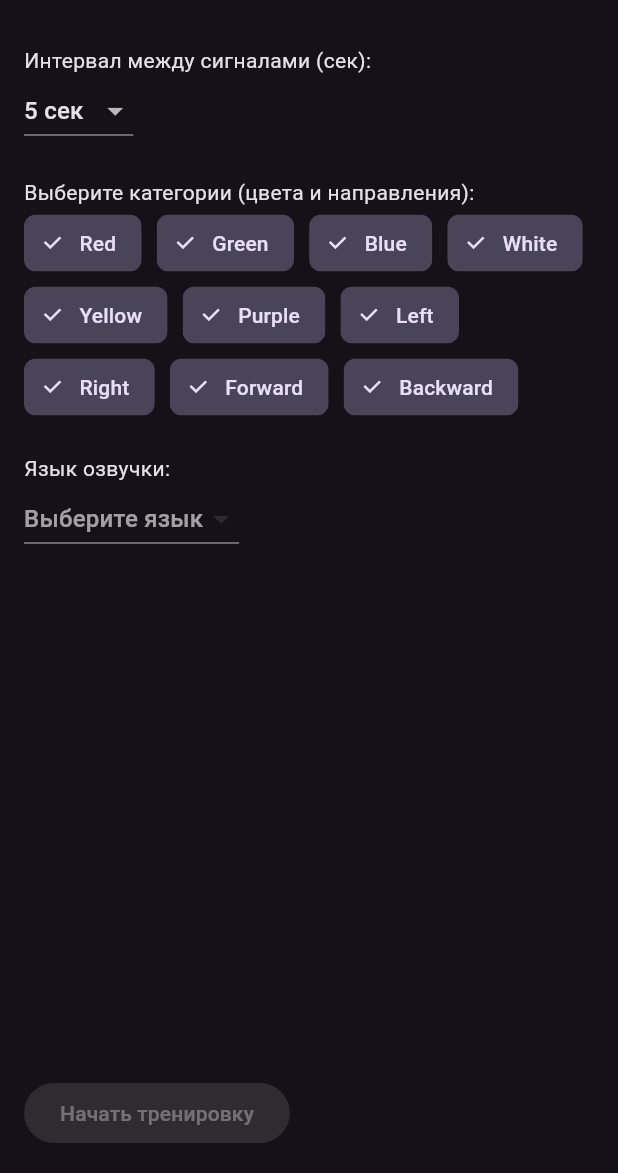
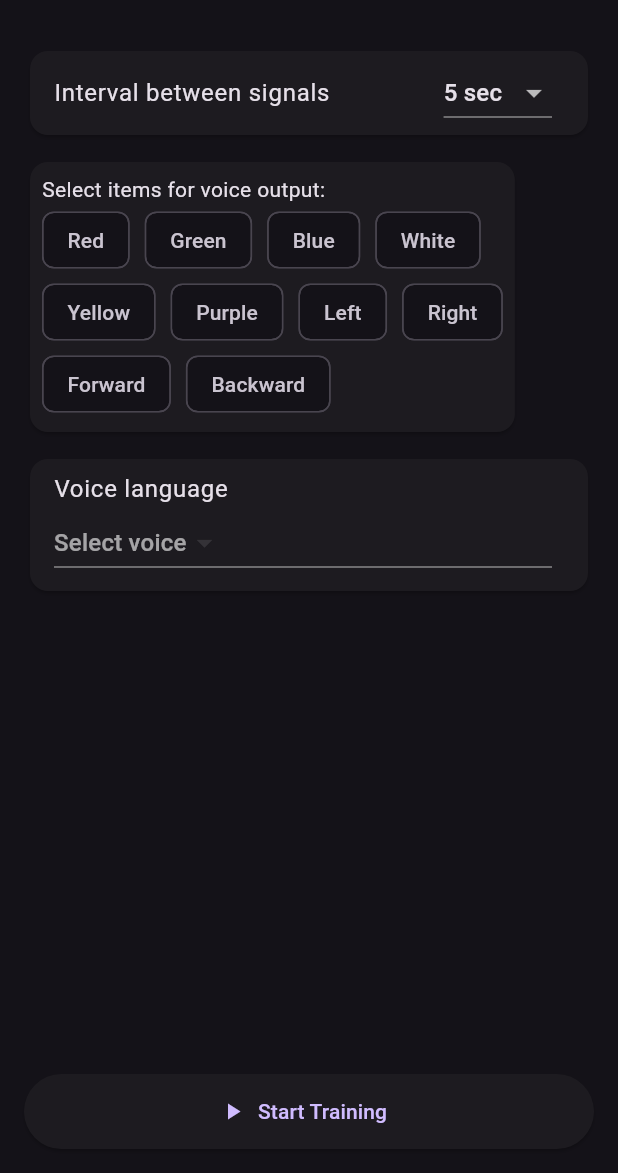
Before and after one commit to took1s/reaction_trainer, a Flutter app: the screen it shows after launch, on a phone screen of 412 x 824 dp, the part 63-1236 px from its top. Run offline on Flutter 3.47's test engine with Material 3 defaults, Android fonts, the phone set to English and light mode, and no system bars; our stand-ins replace flutter_tts.

Commit message:
v 0.1 - Path(interface)

````diff
--- /dev/null
+++ b/lib/l10n/app_en.arb
@@ -0,0 +1,18 @@
+{
+  "selectLanguage": "Select Language",
+  "@selectLanguage": {},
+  "appTitle": "Reaction Trainer",
+  "@appTitle": {},
+  "startTraining": "Start Training",
+  "@startTraining": {},
+  "trainingSettings": "Training Settings",
+  "@trainingSettings": {},
+  "intervalBetweenSignals": "Interval Between Signals",
+  "@intervalBetweenSignals": {},
+  "selectElements": "Select Elements",
+  "@selectElements": {},
+  "voiceAndLanguage": "Voice and Language",
+  "@voiceAndLanguage": {},
+  "finishTraining": "Finish Training",
+  "@finishTraining": {}
+}
--- /dev/null
+++ b/lib/l10n/app_localizations.dart
@@ -0,0 +1,180 @@
+import 'dart:async';
+
+import 'package:flutter/foundation.dart';
+import 'package:flutter/widgets.dart';
+import 'package:flutter_localizations/flutter_localizations.dart';
+import 'package:intl/intl.dart' as intl;
+
+import 'app_localizations_de.dart';
+import 'app_localizations_en.dart';
+import 'app_localizations_ru.dart';
+
+// ignore_for_file: type=lint
+
+/// Callers can lookup localized strings with an instance of AppLocalizations
+/// returned by `AppLocalizations.of(context)`.
+///
+/// Applications need to include `AppLocalizations.delegate()` in their app's
+/// `localizationDelegates` list, and the locales they support in the app's
+/// `supportedLocales` list. For example:
+///
+/// ```dart
+/// import 'l10n/app_localizations.dart';
+///
+/// return MaterialApp(
+///   localizationsDelegates: AppLocalizations.localizationsDelegates,
+///   supportedLocales: AppLocalizations.supportedLocales,
+///   home: MyApplicationHome(),
+/// );
+/// ```
+///
+/// ## Update pubspec.yaml
+///
+/// Please make sure to update your pubspec.yaml to include the following
+/// packages:
+///
+/// ```yaml
+/// dependencies:
+///   # Internationalization support.
+///   flutter_localizations:
+///     sdk: flutter
+///   intl: any # Use the pinned version from flutter_localizations
+///
+///   # Rest of dependencies
+/// ```
+///
+/// ## iOS Applications
+///
+/// iOS applications define key application metadata, including supported
+/// locales, in an Info.plist file that is built into the application bundle.
+/// To configure the locales supported by your app, you’ll need to edit this
+/// file.
+///
+/// First, open your project’s ios/Runner.xcworkspace Xcode workspace file.
+/// Then, in the Project Navigator, open the Info.plist file under the Runner
+/// project’s Runner folder.
+///
+/// Next, select the Information Property List item, select Add Item from the
+/// Editor menu, then select Localizations from the pop-up menu.
+///
+/// Select and expand the newly-created Localizations item then, for each
+/// locale your application supports, add a new item and select the locale
+/// you wish to add from the pop-up menu in the Value field. This list should
+/// be consistent with the languages listed in the AppLocalizations.supportedLocales
+/// property.
+abstract class AppLocalizations {
+  AppLocalizations(String locale) : localeName = intl.Intl.canonicalizedLocale(locale.toString());
+
+  final String localeName;
+
+  static AppLocalizations? of(BuildContext context) {
+    return Localizations.of<AppLocalizations>(context, AppLocalizations);
+  }
+
+  static const LocalizationsDelegate<AppLocalizations> delegate = _AppLocalizationsDelegate();
+
+  /// A list of this localizations delegate along with the default localizations
+  /// delegates.
+  ///
+  /// Returns a list of localizations delegates containing this delegate along with
+  /// GlobalMaterialLocalizations.delegate, GlobalCupertinoLocalizations.delegate,
+  /// and GlobalWidgetsLocalizations.delegate.
+  ///
+  /// Additional delegates can be added by appending to this list in
+  /// MaterialApp. This list does not have to be used at all if a custom list
+  /// of delegates is preferred or required.
+  static const List<LocalizationsDelegate<dynamic>> localizationsDelegates = <LocalizationsDelegate<dynamic>>[
+    delegate,
+    GlobalMaterialLocalizations.delegate,
+    GlobalCupertinoLocalizations.delegate,
+    GlobalWidgetsLocalizations.delegate,
+  ];
+
+  /// A list of this localizations delegate's supported locales.
+  static const List<Locale> supportedLocales = <Locale>[
+    Locale('de'),
+    Locale('en'),
+    Locale('ru')
+  ];
+
+  /// No description provided for @selectLanguage.
+  ///
+  /// In en, this message translates to:
+  /// **'Select Language'**
+  String get selectLanguage;
+
+  /// No description provided for @appTitle.
+  ///
+  /// In en, this message translates to:
+  /// **'Reaction Trainer'**
+  String get appTitle;
+
+  /// No description provided for @startTraining.
+  ///
+  /// In en, this message translates to:
+  /// **'Start Training'**
+  String get startTraining;
+
+  /// No description provided for @trainingSettings.
+  ///
+  /// In en, this message translates to:
+  /// **'Training Settings'**
+  String get trainingSettings;
+
+  /// No description provided for @intervalBetweenSignals.
+  ///
+  /// In en, this message translates to:
+  /// **'Interval Between Signals'**
+  String get intervalBetweenSignals;
+
+  /// No description provided for @selectElements.
+  ///
+  /// In en, this message translates to:
+  /// **'Select Elements'**
+  String get selectElements;
+
+  /// No description provided for @voiceAndLanguage.
+  ///
+  /// In en, this message translates to:
+  /// **'Voice and Language'**
+  String get voiceAndLanguage;
+
+  /// No description provided for @finishTraining.
+  ///
+  /// In en, this message translates to:
+  /// **'Finish Training'**
+  String get finishTraining;
+}
+
+class _AppLocalizationsDelegate extends LocalizationsDelegate<AppLocalizations> {
+  const _AppLocalizationsDelegate();
+
+  @override
+  Future<AppLocalizations> load(Locale locale) {
+    return SynchronousFuture<AppLocalizations>(lookupAppLocalizations(locale));
+  }
+
+  @override
+  bool isSupported(Locale locale) => <String>['de', 'en', 'ru'].contains(locale.languageCode);
+
+  @override
+  bool shouldReload(_AppLocalizationsDelegate old) => false;
+}
+
+AppLocalizations lookupAppLocalizations(Locale locale) {
+
+
+  // Lookup logic when only language code is specified.
+  switch (locale.languageCode) {
+    case 'de': return AppLocalizationsDe();
+    case 'en': return AppLocalizationsEn();
+    case 'ru': return AppLocalizationsRu();
+  }
+
+  throw FlutterError(
+    'AppLocalizations.delegate failed to load unsupported locale "$locale". This is likely '
+    'an issue with the localizations generation tool. Please file an issue '
+    'on GitHub with a reproducible sample app and the gen-l10n configuration '
+    'that was used.'
+  );
+}
--- /dev/null
+++ b/lib/l10n/app_localizations_en.dart
@@ -0,0 +1,34 @@
+// ignore: unused_import
+import 'package:intl/intl.dart' as intl;
+import 'app_localizations.dart';
+
+// ignore_for_file: type=lint
+
+/// The translations for English (`en`).
+class AppLocalizationsEn extends AppLocalizations {
+  AppLocalizationsEn([String locale = 'en']) : super(locale);
+
+  @override
+  String get selectLanguage => 'Select Language';
+
+  @override
+  String get appTitle => 'Reaction Trainer';
+
+  @override
+  String get startTraining => 'Start Training';
+
+  @override
+  String get trainingSettings => 'Training Settings';
+
+  @override
+  String get intervalBetweenSignals => 'Interval Between Signals';
+
+  @override
+  String get selectElements => 'Select Elements';
+
+  @override
+  String get voiceAndLanguage => 'Voice and Language';
+
+  @override
+  String get finishTraining => 'Finish Training';
+}
--- a/lib/main.dart
+++ b/lib/main.dart
@@ -24,7 +24,12 @@ class HomeScreen extends StatefulWidget {
 class _HomeScreenState extends State<HomeScreen> {
   final List<int> intervals = [5, 10, 15, 30, 60];
   int selectedInterval = 5;
-  List<String> selectedItems = [
+
+  final FlutterTts flutterTts = FlutterTts();
+  List<Map<String, String>> filteredVoices = [];
+  Map<String, String>? selectedVoice;
+
+  final List<String> allItems = [
     'Red',
     'Green',
     'Blue',
@@ -36,10 +41,7 @@ class _HomeScreenState extends State<HomeScreen> {
     'Forward',
     'Backward',
   ];
-
-  final FlutterTts flutterTts = FlutterTts();
-  List<Map<String, String>> filteredVoices = [];
-  Map<String, String>? selectedVoice;
+  List<String> selectedItems = [];
 
   @override
   void initState() {
@@ -48,11 +50,14 @@ class _HomeScreenState extends State<HomeScreen> {
   }
 
   Future<void> loadVoices() async {
-    List<dynamic> voices = await flutterTts.getVoices;
-    List<String> allowed = ['en-US', 'ru-RU', 'de-DE'];
+    final voices = await flutterTts.getVoices;
+    final allowedLocales = ['en-US', 'ru-RU', 'de-DE'];
+
     filteredVoices = voices
-        .where((v) => allowed.contains(v['locale']))
-        .map<Map<String, String>>((v) => {'name': v['name'], 'locale': v['locale']})
+        .where((v) => allowedLocales.contains(v['locale']))
+        .map<Map<String, String>>(
+          (v) => {'name': v['name'], 'locale': v['locale']},
+        )
         .toList();
 
     if (filteredVoices.isNotEmpty) {
@@ -67,6 +72,13 @@ class _HomeScreenState extends State<HomeScreen> {
   }
 
   void startTraining() {
+    if (selectedItems.isEmpty || selectedVoice == null) {
+      ScaffoldMessenger.of(context).showSnackBar(
+        SnackBar(content: Text('Please select at least one item and a voice')),
+      );
+      return;
+    }
+
     Navigator.push(
       context,
       MaterialPageRoute(
@@ -82,7 +94,7 @@ class _HomeScreenState extends State<HomeScreen> {
   Widget buildVoiceDropdown() {
     return DropdownButton<Map<String, String>>(
       value: selectedVoice,
-      hint: Text('Выберите язык'),
+      hint: Text('Select voice'),
       items: filteredVoices.map((voice) {
         return DropdownMenuItem(
           value: voice,
@@ -108,51 +120,75 @@ class _HomeScreenState extends State<HomeScreen> {
         child: Column(
           crossAxisAlignment: CrossAxisAlignment.start,
           children: [
-            Text('Интервал между сигналами (сек):'),
-            DropdownButton<int>(
+            // Interval
+            Card(
+              child: ListTile(
+                title: Text('Interval between signals'),
+                trailing: DropdownButton<int>(
                   value: selectedInterval,
                   items: intervals
-                  .map((sec) => DropdownMenuItem(
+                      .map(
+                        (sec) => DropdownMenuItem(
                           value: sec,
-                        child: Text('$sec сек'),
-                      ))
+                          child: Text('$sec sec'),
+                        ),
+                      )
                       .toList(),
                   onChanged: (value) => setState(() => selectedInterval = value!),
                 ),
-            SizedBox(height: 20),
-            Text('Выберите категории (цвета и направления):'),
+              ),
+            ),
+            SizedBox(height: 10),
+
+            // Elements
+            Card(
+              child: Padding(
+                padding: EdgeInsets.all(8),
+                child: Column(
+                  crossAxisAlignment: CrossAxisAlignment.start,
+                  children: [
+                    Text('Select items for voice output:'),
                     Wrap(
                       spacing: 10,
-              children: [
-                'Red',
-                'Green',
-                'Blue',
-                'White',
-                'Yellow',
-                'Purple',
-                'Left',
-                'Right',
-                'Forward',
-                'Backward',
-              ].map((item) {
+                      children: allItems.map((item) {
                         return FilterChip(
                           label: Text(item),
                           selected: selectedItems.contains(item),
                           onSelected: (val) {
                             setState(() {
-                      val ? selectedItems.add(item) : selectedItems.remove(item);
+                              val
+                                  ? selectedItems.add(item)
+                                  : selectedItems.remove(item);
                             });
                           },
                         );
                       }).toList(),
                     ),
-            SizedBox(height: 20),
-            Text('Язык озвучки:'),
-            buildVoiceDropdown(),
+                  ],
+                ),
+              ),
+            ),
+            SizedBox(height: 10),
+
+            // Voice selection
+            Card(
+              child: ListTile(
+                title: Text('Voice language'),
+                subtitle: buildVoiceDropdown(),
+              ),
+            ),
             Spacer(),
-            ElevatedButton(
-              onPressed: selectedVoice != null ? startTraining : null,
-              child: Text('Начать тренировку'),
+
+            // Start button centered at bottom
+            Center(
+              child: ElevatedButton.icon(
+                icon: Icon(Icons.play_arrow),
+                label: Text('Start Training'),
+                onPressed: startTraining,
+                style: ElevatedButton.styleFrom(
+                  minimumSize: Size.fromHeight(50),
+                ),
+              ),
             ),
           ],
         ),
@@ -218,14 +254,15 @@ class _TrainingScreenState extends State<TrainingScreen> {
 
   void startSession() {
     updateItem();
-    timer = Timer.periodic(Duration(seconds: widget.intervalSeconds), (_) {
-      updateItem();
-    });
+    timer = Timer.periodic(
+      Duration(seconds: widget.intervalSeconds),
+      (_) => updateItem(),
+    );
   }
 
   void updateItem() async {
-    final random = Random();
-    final item = widget.items[random.nextInt(widget.items.length)];
+    final rand = Random();
+    final item = widget.items[rand.nextInt(widget.items.length)];
 
     setState(() {
       currentItem = item;
@@ -233,15 +270,14 @@ class _TrainingScreenState extends State<TrainingScreen> {
     });
 
     final locale = widget.voice?['locale'] ?? 'en-US';
-    final langCode = locale.startsWith('ru')
+    final lang = locale.startsWith('ru')
         ? 'ru'
         : locale.startsWith('de')
             ? 'de'
             : 'en';
 
-    final textToSpeak = translations[item]?[langCode] ?? item;
-
-    await flutterTts.speak(textToSpeak);
+    final text = translations[item]?[lang] ?? item;
+    await flutterTts.speak(text);
   }
 
   Color getColorForItem(String item) {
@@ -277,9 +313,13 @@ class _TrainingScreenState extends State<TrainingScreen> {
       body: Stack(
         children: [
           Center(
+            child: AnimatedOpacity(
+              opacity: countdown > 0 ? 1 : 1,
+              duration: Duration(milliseconds: 500),
               child: Text(
                 countdown > 0 ? countdown.toString() : currentItem,
                 style: TextStyle(fontSize: 48, fontWeight: FontWeight.bold),
+              ),
             ),
           ),
           Positioned(
@@ -287,11 +327,9 @@ class _TrainingScreenState extends State<TrainingScreen> {
             left: 10,
             child: IconButton(
               icon: Icon(Icons.arrow_back, size: 32, color: Colors.white),
-              onPressed: () {
-                Navigator.pop(context);
-              },
+              onPressed: () => Navigator.pop(context),
             ),
-          )
+          ),
         ],
       ),
     );
--- a/pubspec.yaml
+++ b/pubspec.yaml
@@ -8,9 +8,13 @@ environment:
 dependencies:
   flutter:
     sdk: flutter
-  flutter_tts: ^4.0.0
+  flutter_localizations:
+    sdk: flutter
+  flutter_tts: ^4.2.3
   google_fonts: ^6.2.1
   flutter_vector_icons: ^2.0.0
+  intl: ^0.20.2 # Обновляем до версии 0.20.2
 
 flutter:
   uses-material-design: true
+  generate: true
````
Also changed, not shown: lib/l10n/app_de.arb (added, +18 -0 lines), lib/l10n/app_localizations_de.dart (added, +34 -0 lines), lib/l10n/app_localizations_ru.dart (added, +34 -0 lines), lib/l10n/app_ru.arb (added, +18 -0 lines), lib/screens/HomeScreen.dart (+61 -19 lines), lib/screens/TrainingScreen.dart (+40 -10 lines), lib/screens/language_screen.dart (added, +47 -0 lines), pubspec.lock. Lines whose indentation alone changed are shown as unchanged.
